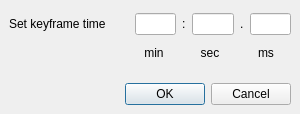
Before: the Qt Designer form src/Authoring/Studio/Application/TimeEditDlg.ui in flyhex/qt3dstudio, drawn with Qt 5.
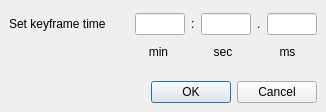
After: the same form once the commit is applied.

Commit message:
TimeEditDlg, DurationEditDlg fixes
- Removed faulty white lines in the bottom and right sides of the
dialogs.
- Fixed an issue with auto focus change between text inputs in the
  TimeEditDlg.
- Cleaned the DurationEditDlg to be similar to TimeEditDlg.

Diff of the .ui file:
```diff
--- a/src/Authoring/Studio/Application/TimeEditDlg.ui
+++ b/src/Authoring/Studio/Application/TimeEditDlg.ui
@@ -6,14 +6,29 @@
    <rect>
     <x>0</x>
     <y>0</y>
-    <width>300</width>
-    <height>114</height>
+    <width>343</width>
+    <height>119</height>
    </rect>
   </property>
+  <property name="sizePolicy">
+   <sizepolicy hsizetype="Fixed" vsizetype="Fixed">
+    <horstretch>0</horstretch>
+    <verstretch>0</verstretch>
+   </sizepolicy>
+  </property>
+  <property name="maximumSize">
+   <size>
+    <width>535</width>
+    <height>119</height>
+   </size>
+  </property>
   <property name="windowTitle">
    <string>Set Keyframe Time</string>
   </property>
   <layout class="QVBoxLayout" name="verticalLayout_2">
+   <property name="sizeConstraint">
+    <enum>QLayout::SetFixedSize</enum>
+   </property>
    <property name="leftMargin">
     <number>0</number>
    </property>
@@ -70,7 +85,20 @@
           </widget>
          </item>
          <item>
-          <widget class="QLineEdit" name="lineEditMinutes"/>
+          <widget class="QLineEdit" name="lineEditMinutes">
+           <property name="sizePolicy">
+            <sizepolicy hsizetype="Fixed" vsizetype="Fixed">
+             <horstretch>0</horstretch>
+             <verstretch>0</verstretch>
+            </sizepolicy>
+           </property>
+           <property name="maximumSize">
+            <size>
+             <width>50</width>
+             <height>16777215</height>
+            </size>
+           </property>
+          </widget>
          </item>
          <item>
           <widget class="QLabel" name="label_2">
@@ -80,7 +108,20 @@
           </widget>
          </item>
          <item>
-          <widget class="QLineEdit" name="lineEditSeconds"/>
+          <widget class="QLineEdit" name="lineEditSeconds">
+           <property name="sizePolicy">
+            <sizepolicy hsizetype="Fixed" vsizetype="Fixed">
+             <horstretch>0</horstretch>
+             <verstretch>0</verstretch>
+            </sizepolicy>
+           </property>
+           <property name="maximumSize">
+            <size>
+             <width>50</width>
+             <height>16777215</height>
+            </size>
+           </property>
+          </widget>
          </item>
          <item>
           <widget class="QLabel" name="label_3">
@@ -90,7 +131,20 @@
           </widget>
          </item>
          <item>
-          <widget class="QLineEdit" name="lineEditMilliseconds"/>
+          <widget class="QLineEdit" name="lineEditMilliseconds">
+           <property name="sizePolicy">
+            <sizepolicy hsizetype="Fixed" vsizetype="Fixed">
+             <horstretch>0</horstretch>
+             <verstretch>0</verstretch>
+            </sizepolicy>
+           </property>
+           <property name="maximumSize">
+            <size>
+             <width>50</width>
+             <height>16777215</height>
+            </size>
+           </property>
+          </widget>
          </item>
         </layout>
        </widget>
@@ -152,7 +206,7 @@
           <widget class="QLabel" name="label_4">
            <property name="minimumSize">
             <size>
-             <width>40</width>
+             <width>0</width>
              <height>0</height>
             </size>
            </property>
@@ -174,7 +228,7 @@
           <widget class="QLabel" name="label">
            <property name="minimumSize">
             <size>
-             <width>40</width>
+             <width>0</width>
              <height>0</height>
             </size>
            </property>
```
The commit also changes 8 other files.
